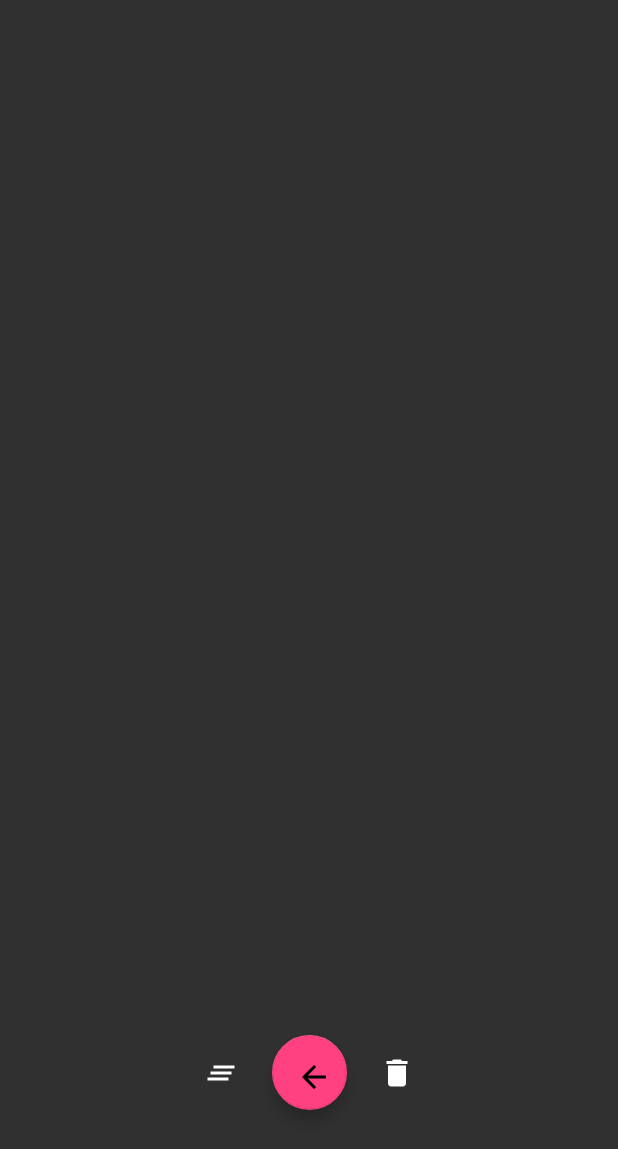
After one commit to mzdoes/bites2, an Android app: the BookmarksActivity screen opened directly, with no data from a screen before it, on a phone screen of 412 x 824 dp. The commit adds this screen. Shown: the top 1149 px of the screen. Run offline under Robolectric (Android 15) with nearby library versions, the phone set to English and light mode, and no system bars; network calls fail.

Commit message:
more tweaks to BookmarksActivity, started to add Utility keys in KeySettings

```diff
--- a/app/src/main/AndroidManifest.xml
+++ b/app/src/main/AndroidManifest.xml
@@ -18,7 +18,7 @@
                 <category android:name="android.intent.category.LAUNCHER" />
             </intent-filter>
         </activity>
-        <activity android:name=".BookmarksActivity"></activity>
+        <activity android:name=".BookmarksActivity" />
     </application>
 
 </manifest>
--- a/app/src/main/java/com/example/mzdoes/bites2/Article.java
+++ b/app/src/main/java/com/example/mzdoes/bites2/Article.java
@@ -100,4 +100,8 @@ public class Article implements Parcelable, Serializable {
         }
     };
 
+    @Override
+    public String toString() {
+        return getTitle();
+    }
 }
--- /dev/null
+++ b/app/src/main/java/com/example/mzdoes/bites2/BookmarksActivity.java
@@ -0,0 +1,171 @@
+package com.example.mzdoes.bites2;
+
+import android.content.DialogInterface;
+import android.os.Bundle;
+import android.support.design.widget.FloatingActionButton;
+import android.support.v4.app.Fragment;
+import android.support.v4.app.FragmentManager;
+import android.support.v4.app.FragmentStatePagerAdapter;
+import android.support.v4.view.PagerAdapter;
+import android.support.v4.view.ViewPager;
+import android.support.v7.app.AlertDialog;
+import android.support.v7.app.AppCompatActivity;
+import android.view.View;
+import android.widget.ImageButton;
+import android.widget.Toast;
+
+import java.io.IOException;
+import java.util.ArrayList;
+import java.util.List;
+
+public class BookmarksActivity extends AppCompatActivity {
+
+
+    private ViewPager               mPager;
+    private PagerAdapter            mPagerAdapter;
+    private FloatingActionButton    backButton;
+    private ImageButton             clearButton, deleteButton;
+
+    private List<Article>           currentBookmarks;
+
+
+    @Override
+    protected void onCreate(Bundle savedInstanceState) {
+        super.onCreate(savedInstanceState);
+        setContentView(R.layout.activity_bookmarks);
+
+        setup();
+    }
+
+    private void setup() {
+        currentBookmarks = new ArrayList<>();
+        try {
+            currentBookmarks = Utility.readList(this.getApplicationContext(), KeySettings.BOOKMARKS_KEY);
+        } catch (IOException e) {
+            e.printStackTrace();
+        } catch (ClassNotFoundException e) {
+            e.printStackTrace();
+        }
+
+        Toast.makeText(this, "" + currentBookmarks.toString(), Toast.LENGTH_SHORT).show();
+
+        // SET WIDGETS
+        mPager = findViewById(R.id.pager_bookmarks);
+        mPagerAdapter = new ScreenSlidePagerAdapter(getSupportFragmentManager());
+        mPager.setAdapter(mPagerAdapter); mPager.setPageTransformer(true, new ParallaxPageTransformer());
+
+        backButton   = findViewById(R.id.floatingActionButton_back);
+        clearButton  = findViewById(R.id.imageButton_clear);
+        deleteButton = findViewById(R.id.imageButton_delete);
+
+        setButtons();
+    }
+
+    private void setButtons() {
+        backButton.setOnClickListener(new View.OnClickListener() {
+            @Override
+            public void onClick(View view) {
+                try {
+                    Utility.saveList(getApplicationContext(), "bookmarks", currentBookmarks);
+                } catch (IOException e) {
+                    e.printStackTrace();
+                }
+
+                finish();
+            }
+        });
+
+        clearButton.setOnClickListener(new View.OnClickListener() {
+            @Override
+            public void onClick(View view) {
+                final AlertDialog confirmClearBookmarksDialog = new AlertDialog.Builder(BookmarksActivity.this).create();
+                confirmClearBookmarksDialog.setTitle("Clear all bookmarks?");
+
+                confirmClearBookmarksDialog.setButton(DialogInterface.BUTTON_POSITIVE, "Yes",
+                        new DialogInterface.OnClickListener() {
+                            @Override
+                            public void onClick(DialogInterface dialogInterface, int i) {
+                                currentBookmarks.clear();
+                                try {
+                                    Utility.saveList(getApplicationContext(), "bookmarks", currentBookmarks);
+                                } catch (IOException e) {
+                                    e.printStackTrace();
+                                }
+
+                                Toast.makeText(BookmarksActivity.this, "Cleared bookmarks.", Toast.LENGTH_SHORT).show();
+                                finish();
+                            }
+                        });
+
+                confirmClearBookmarksDialog.setButton(DialogInterface.BUTTON_NEGATIVE, "Cancel",
+                        new DialogInterface.OnClickListener() {
+                            @Override
+                            public void onClick(DialogInterface dialogInterface, int i) {
+                                confirmClearBookmarksDialog.dismiss();
+                            }
+                        });
+
+                confirmClearBookmarksDialog.show();
+            }
+        });
+
+        deleteButton.setOnClickListener(new View.OnClickListener() {
+            @Override
+            public void onClick(View view) {
+                final AlertDialog confirmDeleteBookmarkDialog = new AlertDialog.Builder(BookmarksActivity.this).create();
+                confirmDeleteBookmarkDialog.setTitle("Delete this bookmark?");
+
+                confirmDeleteBookmarkDialog.setButton(DialogInterface.BUTTON_POSITIVE, "Yes",
+                        new DialogInterface.OnClickListener() {
+                            @Override
+                            public void onClick(DialogInterface dialogInterface, int i) {
+                                currentBookmarks.remove(mPager.getCurrentItem());
+                                Toast.makeText(BookmarksActivity.this, "Deleted bookmark.", Toast.LENGTH_SHORT).show();
+                                updateWidgets();
+                            }
+                        });
+
+                confirmDeleteBookmarkDialog.setButton(DialogInterface.BUTTON_NEGATIVE, "Cancel",
+                        new DialogInterface.OnClickListener() {
+                            @Override
+                            public void onClick(DialogInterface dialogInterface, int i) {
+                                confirmDeleteBookmarkDialog.dismiss();
+                            }
+                        });
+
+                confirmDeleteBookmarkDialog.show();
+            }
+        });
+    }
+
+    private void updateWidgets() {
+        mPagerAdapter.notifyDataSetChanged();
+        mPager.setCurrentItem(mPager.getCurrentItem() - 1);
+    }
+
+    private class ScreenSlidePagerAdapter extends FragmentStatePagerAdapter {
+        public ScreenSlidePagerAdapter(FragmentManager fm) {
+            super(fm);
+        }
+
+        @Override
+        public Fragment getItem(int position) {
+            return ArticleFragment.newInstance(currentBookmarks.get(position));
+        }
+
+        @Override
+        public int getCount() {
+            return currentBookmarks.size();
+        }
+    }
+
+    @Override
+    protected void onPause() {
+        super.onPause();
+        try {
+            Utility.saveList(this.getApplicationContext(), KeySettings.BOOKMARKS_KEY, currentBookmarks);
+        } catch (IOException e) {
+            e.printStackTrace();
+        }
+    }
+}
--- a/app/src/main/java/com/example/mzdoes/bites2/KeySettings.java
+++ b/app/src/main/java/com/example/mzdoes/bites2/KeySettings.java
@@ -8,4 +8,5 @@ public class KeySettings {
 
     public static final String API_KEY = "ae1f239bd088464fb51db1c6693438d8";
 
+    public static final String BOOKMARKS_KEY = "bookmarks";
 }
--- /dev/null
+++ b/app/src/main/res/drawable/ic_arrow_back_black_24dp.xml
@@ -0,0 +1,9 @@
+<vector xmlns:android="http://schemas.android.com/apk/res/android"
+        android:width="24dp"
+        android:height="24dp"
+        android:viewportWidth="24.0"
+        android:viewportHeight="24.0">
+    <path
+        android:fillColor="#FF000000"
+        android:pathData="M20,11H7.83l5.59,-5.59L12,4l-8,8 8,8 1.41,-1.41L7.83,13H20v-2z"/>
+</vector>
--- /dev/null
+++ b/app/src/main/res/drawable/ic_clear_all_black_24dp.xml
@@ -0,0 +1,9 @@
+<vector xmlns:android="http://schemas.android.com/apk/res/android"
+        android:width="24dp"
+        android:height="24dp"
+        android:viewportWidth="24.0"
+        android:viewportHeight="24.0">
+    <path
+        android:fillColor="#FF000000"
+        android:pathData="M5,13h14v-2L5,11v2zM3,17h14v-2L3,15v2zM7,7v2h14L21,7L7,7z"/>
+</vector>
--- /dev/null
+++ b/app/src/main/res/drawable/ic_delete_black_24dp.xml
@@ -0,0 +1,9 @@
+<vector xmlns:android="http://schemas.android.com/apk/res/android"
+        android:width="24dp"
+        android:height="24dp"
+        android:viewportWidth="24.0"
+        android:viewportHeight="24.0">
+    <path
+        android:fillColor="#FF000000"
+        android:pathData="M6,19c0,1.1 0.9,2 2,2h8c1.1,0 2,-0.9 2,-2V7H6v12zM19,4h-3.5l-1,-1h-5l-1,1H5v2h14V4z"/>
+</vector>
--- /dev/null
+++ b/app/src/main/res/layout/activity_bookmarks.xml
@@ -0,0 +1,94 @@
+<?xml version="1.0" encoding="utf-8"?>
+<android.support.constraint.ConstraintLayout xmlns:android="http://schemas.android.com/apk/res/android"
+    xmlns:app="http://schemas.android.com/apk/res-auto"
+    xmlns:tools="http://schemas.android.com/tools"
+    android:layout_width="match_parent"
+    android:layout_height="match_parent"
+    tools:context=".BookmarksActivity">
+
+    <android.support.design.widget.FloatingActionButton
+        android:id="@+id/floatingActionButton_back"
+        android:layout_width="50dp"
+        android:layout_height="50dp"
+        android:layout_marginBottom="8dp"
+        android:layout_marginEnd="8dp"
+        android:layout_marginStart="8dp"
+        android:layout_marginTop="8dp"
+        android:clickable="true"
+        android:focusable="true"
+        app:backgroundTint="@color/colorAccent"
+        app:layout_constraintBottom_toBottomOf="parent"
+        app:layout_constraintEnd_toStartOf="@+id/guideline_bookmarkRight"
+        app:layout_constraintStart_toStartOf="@+id/guideline_bookmarkLeft"
+        app:layout_constraintTop_toTopOf="parent"
+        app:layout_constraintVertical_bias="0.9"
+        app:srcCompat="@drawable/ic_arrow_back_black_24dp" />
+
+    <android.support.v4.view.ViewPager
+        android:id="@+id/pager_bookmarks"
+        android:layout_width="0dp"
+        android:layout_height="0dp"
+        app:layout_constraintBottom_toBottomOf="parent"
+        app:layout_constraintEnd_toEndOf="parent"
+        app:layout_constraintStart_toStartOf="parent"
+        app:layout_constraintTop_toTopOf="parent">
+
+    </android.support.v4.view.ViewPager>
+
+    <ImageButton
+        android:id="@+id/imageButton_clear"
+        android:layout_width="50dp"
+        android:layout_height="50dp"
+        android:background="@android:color/transparent"
+        android:tint="@android:color/background_light"
+        app:layout_constraintBottom_toBottomOf="@+id/floatingActionButton_back"
+        app:layout_constraintEnd_toStartOf="@+id/floatingActionButton_back"
+        app:layout_constraintHorizontal_bias="0.92"
+        app:layout_constraintStart_toStartOf="@+id/guideline_bookmarkLeft"
+        app:layout_constraintTop_toTopOf="@+id/floatingActionButton_back"
+        app:layout_constraintVertical_bias="0.0"
+        app:srcCompat="@drawable/ic_clear_all_black_24dp" />
+
+    <ImageButton
+        android:id="@+id/imageButton_delete"
+        android:layout_width="50dp"
+        android:layout_height="50dp"
+        android:background="@android:color/transparent"
+        android:tint="@android:color/background_light"
+        app:layout_constraintBottom_toBottomOf="@+id/floatingActionButton_back"
+        app:layout_constraintEnd_toStartOf="@+id/guideline_bookmarkRight"
+        app:layout_constraintHorizontal_bias="0.07"
+        app:layout_constraintStart_toEndOf="@+id/floatingActionButton_back"
+        app:layout_constraintTop_toTopOf="@+id/floatingActionButton_back"
+        app:layout_constraintVertical_bias="0.0"
+        app:srcCompat="@drawable/ic_delete_black_24dp" />
+
+    <android.support.constraint.Guideline
+        android:id="@+id/guideline_bookmarkLeft"
+        android:layout_width="wrap_content"
+        android:layout_height="wrap_content"
+        android:orientation="vertical"
+        app:layout_constraintGuide_begin="16dp" />
+
+    <android.support.constraint.Guideline
+        android:id="@+id/guideline_bookmarkRight"
+        android:layout_width="wrap_content"
+        android:layout_height="wrap_content"
+        android:orientation="vertical"
+        app:layout_constraintGuide_end="16dp" />
+
+    <android.support.constraint.Guideline
+        android:id="@+id/guideline_bookmarkTop"
+        android:layout_width="wrap_content"
+        android:layout_height="wrap_content"
+        android:orientation="horizontal"
+        app:layout_constraintGuide_begin="32dp" />
+
+    <android.support.constraint.Guideline
+        android:id="@+id/guideline_bookmarkBottom"
+        android:layout_width="wrap_content"
+        android:layout_height="wrap_content"
+        android:orientation="horizontal"
+        app:layout_constraintGuide_end="32dp" />
+
+</android.support.constraint.ConstraintLayout>
--- a/app/src/main/res/layout/dialog_search.xml
+++ b/app/src/main/res/layout/dialog_search.xml
@@ -6,7 +6,7 @@
     android:layout_height="match_parent">
 
     <android.support.constraint.Guideline
-        android:id="@+id/guideline5"
+        android:id="@+id/guideline_bookmarkTop"
         android:layout_width="wrap_content"
         android:layout_height="wrap_content"
         android:orientation="vertical"
@@ -31,7 +31,7 @@
         android:inputType="textPersonName"
         app:layout_constraintBottom_toBottomOf="parent"
         app:layout_constraintEnd_toStartOf="@+id/guideline6"
-        app:layout_constraintStart_toStartOf="@+id/guideline5"
+        app:layout_constraintStart_toStartOf="@+id/guideline_bookmarkTop"
         app:layout_constraintTop_toTopOf="parent"
         app:layout_constraintVertical_bias="0.0"
         android:hint="Search Topic"/>
--- a/build.gradle
+++ b/build.gradle
@@ -7,7 +7,7 @@ buildscript {
         jcenter()
     }
     dependencies {
-        classpath 'com.android.tools.build:gradle:3.0.1'
+        classpath 'com.android.tools.build:gradle:3.1.1'
 
         // NOTE: Do not place your application dependencies here; they belong
         // in the individual module build.gradle files
```
Also changed, not shown: app/src/main/java/com/example/mzdoes/bites2/MainActivity.java (+12 -6 lines), app/src/main/res/layout/activity_main.xml (+2 -8 lines), gradle/wrapper/gradle-wrapper.properties.
